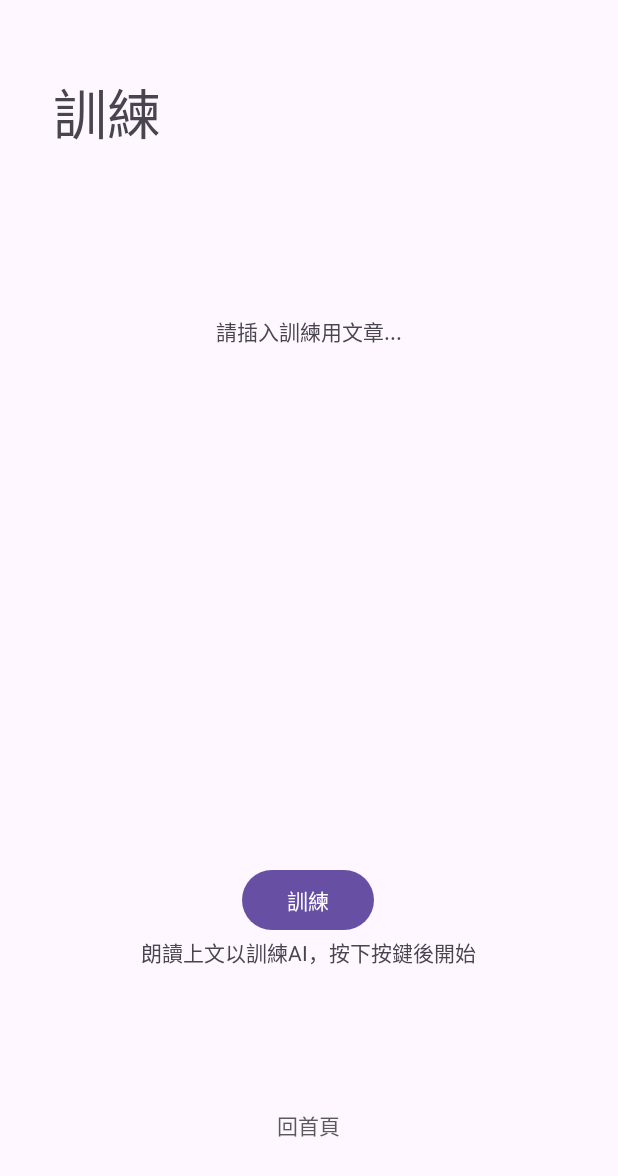
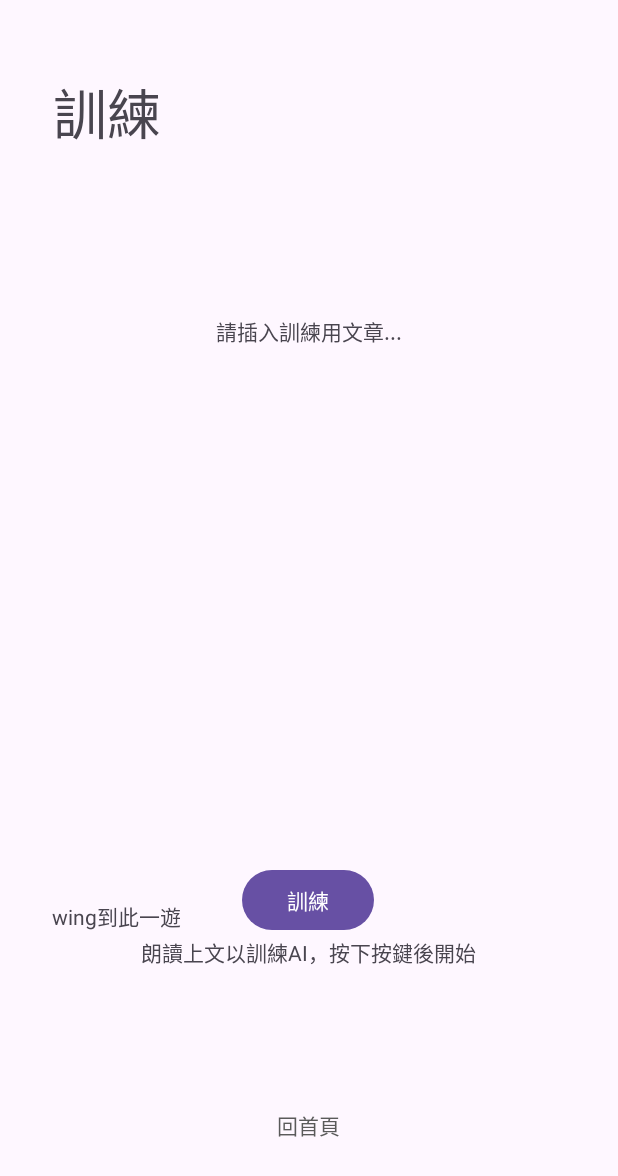
Before and after one commit to JasonMeteor/GraduationProject, an Android app: the Training1 screen opened directly, with no data from a screen before it, on a phone screen of 412 x 824 dp. Shown: the top 1176 px of the screen. Run offline under Robolectric (Android 15) with nearby library versions, the phone set to English and light mode, and no system bars.

Commit message:
hello wing 到此一遊

```diff
--- a/app/src/main/res/layout/activity_training1.xml
+++ b/app/src/main/res/layout/activity_training1.xml
@@ -24,6 +24,17 @@
         android:layout_marginTop="210dp"
         android:text="請插入訓練用文章..."
         app:layout_constraintEnd_toEndOf="parent"
+        app:layout_constraintStart_toStartOf="parent"
+        app:layout_constraintTop_toTopOf="parent" />
+
+    <TextView
+        android:id="@+id/tv_trainingParagraphDemo"
+        android:layout_width="wrap_content"
+        android:layout_height="wrap_content"
+        android:layout_marginTop="600dp"
+        android:text="wing到此一遊"
+        app:layout_constraintEnd_toEndOf="parent"
+        app:layout_constraintHorizontal_bias="0.107"
         app:layout_constraintStart_toStartOf="parent"
         app:layout_constraintTop_toTopOf="parent" />
 
```
